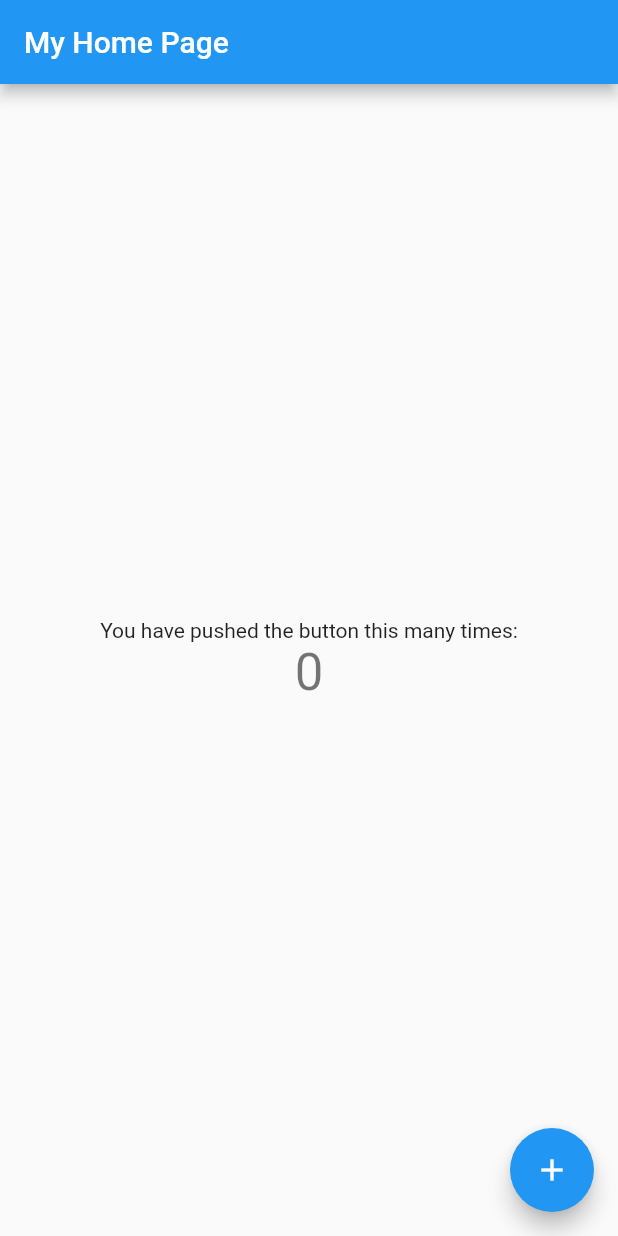
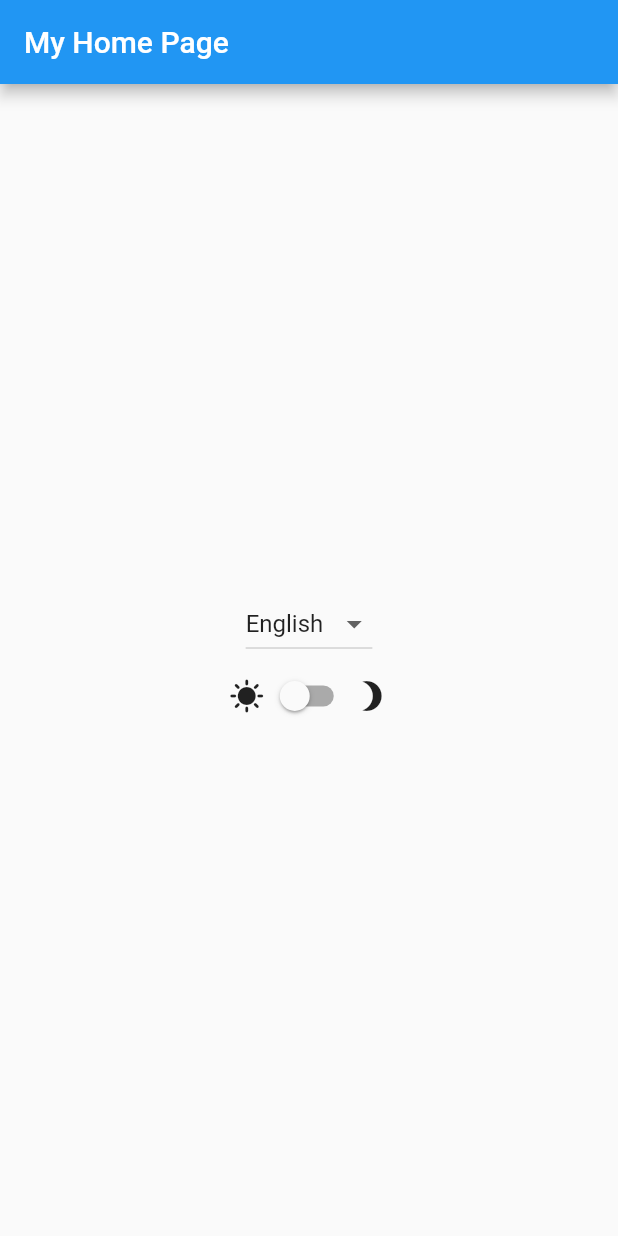
Before and after one commit to Floating-Dartists/fd_template, a Flutter app: the screen it shows after launch, on a phone screen of 412 x 824 dp. Run offline on Flutter 3.47's test engine with Material 2 defaults, Android fonts, the phone set to English and light mode, and no system bars; our stand-ins replace equatable, flutter_riverpod, go_router.

Commit message:
add language switcher (will need to make some localization)

```diff
--- a/lib/presentation/views/home_page/home_page.dart
+++ b/lib/presentation/views/home_page/home_page.dart
@@ -1,20 +1,10 @@
 import 'package:flutter/material.dart';
 
-class MyHomePage extends StatefulWidget {
+import 'widgets/locale_dropdown.dart';
+import 'widgets/theme_switcher.dart';
+
+class MyHomePage extends StatelessWidget {
   const MyHomePage({Key? key}) : super(key: key);
-
-  @override
-  State<MyHomePage> createState() => _MyHomePageState();
-}
-
-class _MyHomePageState extends State<MyHomePage> {
-  int _counter = 0;
-
-  void _incrementCounter() {
-    setState(() {
-      _counter++;
-    });
-  }
 
   @override
   Widget build(BuildContext context) {
@@ -23,21 +13,11 @@ class _MyHomePageState extends State<MyHomePage> {
       body: Center(
         child: Column(
           mainAxisAlignment: MainAxisAlignment.center,
-          children: <Widget>[
-            const Text(
-              'You have pushed the button this many times:',
-            ),
-            Text(
-              '$_counter',
-              style: Theme.of(context).textTheme.headline4,
-            ),
+          children: const <Widget>[
+            LocaleDropdown(),
+            ThemeSwitcher(),
           ],
         ),
-      ),
-      floatingActionButton: FloatingActionButton(
-        onPressed: _incrementCounter,
-        tooltip: 'Increment',
-        child: const Icon(Icons.add),
       ),
     );
   }
--- /dev/null
+++ b/lib/presentation/views/home_page/widgets/locale_dropdown.dart
@@ -0,0 +1,30 @@
+import 'package:flutter/material.dart';
+import 'package:flutter_riverpod/flutter_riverpod.dart';
+
+import '../../../controllers/translations/locale_controller.dart';
+
+class LocaleDropdown extends ConsumerWidget {
+  const LocaleDropdown({Key? key}) : super(key: key);
+
+  @override
+  Widget build(BuildContext context, WidgetRef ref) {
+    final controller = ref.read(localeControllerProvider.notifier);
+    final state = ref.watch(localeControllerProvider);
+    return DropdownButton<Locale>(
+      value: state.locale,
+      items: controller.supportedLocales
+          .map<DropdownMenuItem<Locale>>(
+            (e) => DropdownMenuItem(
+              value: e,
+              child: Text(e.translatedLocaleName()),
+            ),
+          )
+          .toList(),
+      onChanged: (Locale? locale) {
+        if (locale != null) {
+          controller.setLocale(locale);
+        }
+      },
+    );
+  }
+}
--- /dev/null
+++ b/lib/presentation/views/home_page/widgets/theme_switcher.dart
@@ -0,0 +1,26 @@
+import 'package:flutter/material.dart';
+import 'package:flutter_riverpod/flutter_riverpod.dart';
+
+import '../../../controllers/themes/theme_controller.dart';
+
+class ThemeSwitcher extends ConsumerWidget {
+  const ThemeSwitcher({Key? key}) : super(key: key);
+
+  @override
+  Widget build(BuildContext context, WidgetRef ref) {
+    final brightness = Theme.of(context).brightness;
+    final isDark = brightness == Brightness.dark;
+    final controller = ref.read(themeControllerProvider.notifier);
+    return Row(
+      mainAxisSize: MainAxisSize.min,
+      children: [
+        const Icon(Icons.sunny),
+        Switch(
+          value: isDark,
+          onChanged: (_) => controller.switchThemeMode(brightness),
+        ),
+        const Icon(Icons.brightness_3),
+      ],
+    );
+  }
+}
```
Also changed, not shown: lib/presentation/controllers/themes/theme_controller.dart (+20 -0 lines), 1 other file.
